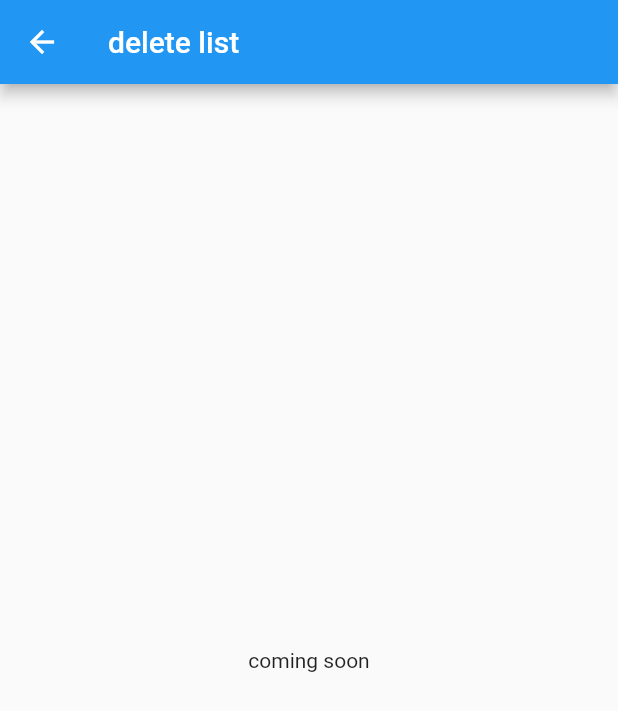
After one commit to HYKTSNG/wonderful_life, a Flutter app: the onTapGarbageBoxPage screen opened directly, on a phone screen of 412 x 824 dp. The commit adds this screen. Shown: the top 711 px of the screen. Run offline on Flutter 3.47's test engine with Material 2 defaults, Android fonts, the phone set to English and light mode, and no system bars.

Commit message:
add: onTapGarbageBoxPage

```diff
--- /dev/null
+++ b/lib/ontap_garbage_box.dart
@@ -0,0 +1,20 @@
+import 'package:flutter/material.dart';
+
+class onTapGarbageBoxPage extends StatefulWidget {
+  @override
+  _onTapGarbageBoxPageState createState() => _onTapGarbageBoxPageState();
+}
+
+class _onTapGarbageBoxPageState extends State<onTapGarbageBoxPage> {
+  String _text = '';
+  @override
+  Widget build(BuildContext context) {
+    return Scaffold(
+        appBar: AppBar(
+          title: Text('delete list'),
+        ),
+        body: Center(
+          child: Text("coming soon"),
+        ));
+  }
+}
--- a/lib/todo_list_page.dart
+++ b/lib/todo_list_page.dart
@@ -1,4 +1,5 @@
 import 'package:flutter/material.dart';
+import 'ontap_garbage_box.dart';
 import 'todo_add_page.dart';
 import 'ontap_done.dart';
 
@@ -42,6 +43,14 @@ class _TodoListPageState extends State<TodoListPage> {
                 Icons.delete,
                 color: Colors.red,
               ),
+              onTap: () async {
+                final onTapGarbageBoxListPage =
+                    await Navigator.of(context).push(
+                  MaterialPageRoute(builder: (context) {
+                    return onTapGarbageBoxPage();
+                  }),
+                );
+              },
             ),
             ListTile(),
           ],
```
